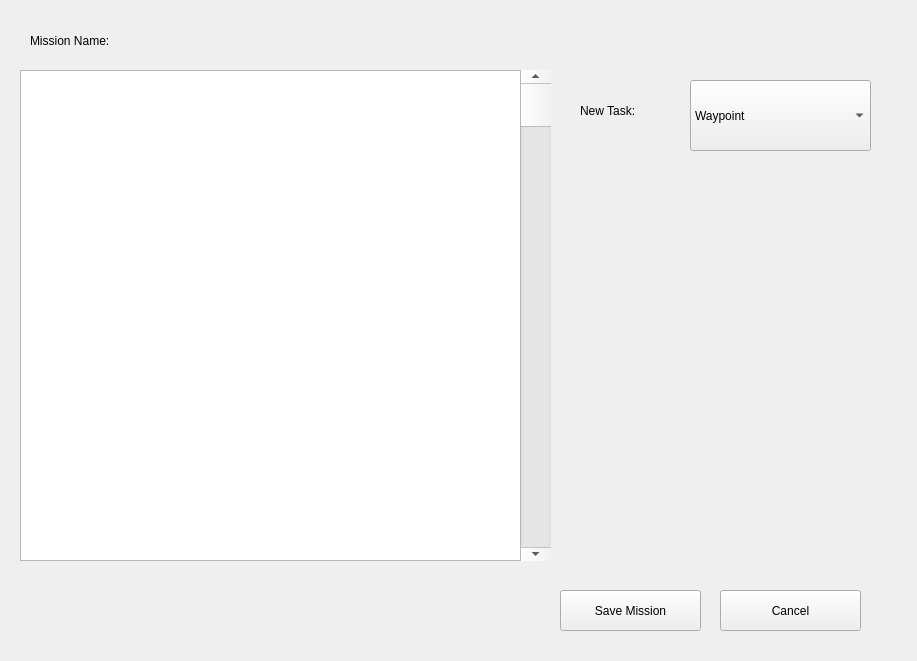
Qt form GUI/Src/task_selector_widget.ui (Mechatronics-SDSU/mechatronics-2019) before a commit.
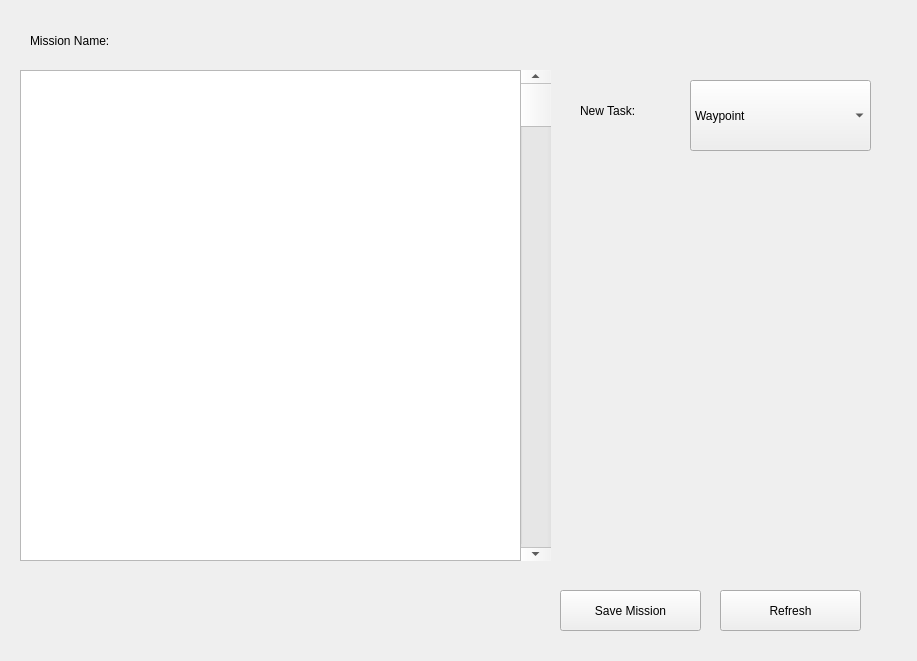
The same form after that commit.

The edit to the form file:
```diff
--- a/GUI/Src/task_selector_widget.ui
+++ b/GUI/Src/task_selector_widget.ui
@@ -43,7 +43,7 @@
     <rect>
      <x>30</x>
      <y>30</y>
-     <width>181</width>
+     <width>500</width>
      <height>21</height>
     </rect>
    </property>
@@ -87,7 +87,7 @@
     </rect>
    </property>
    <property name="text">
-    <string>Cancel</string>
+    <string>Refresh</string>
    </property>
   </widget>
   <widget class="QLabel" name="listLabel_2">
```
